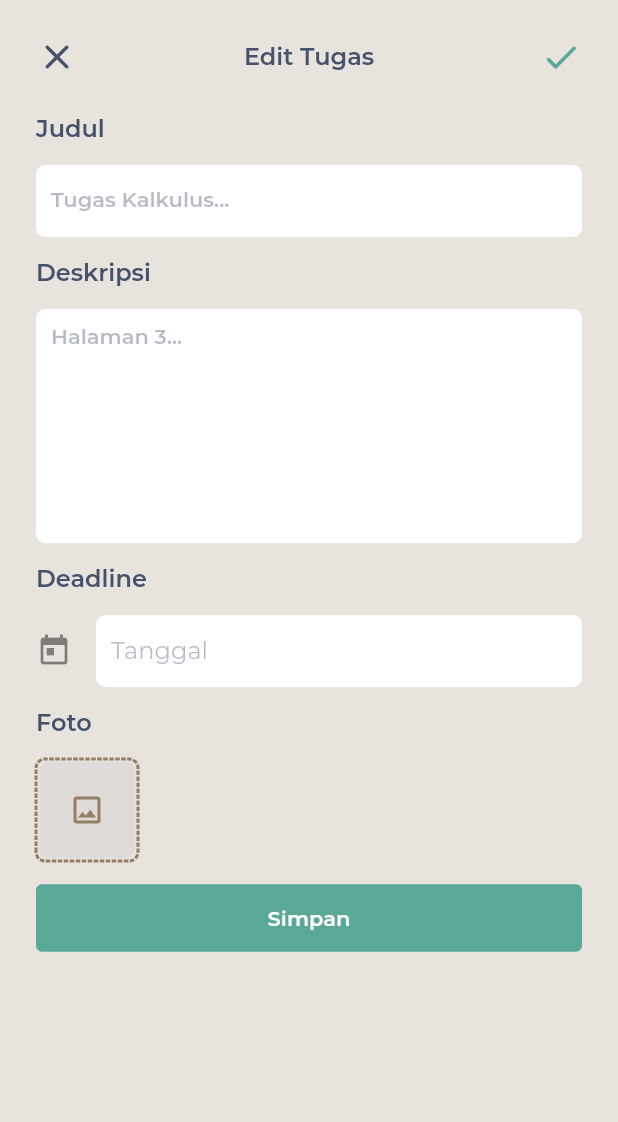
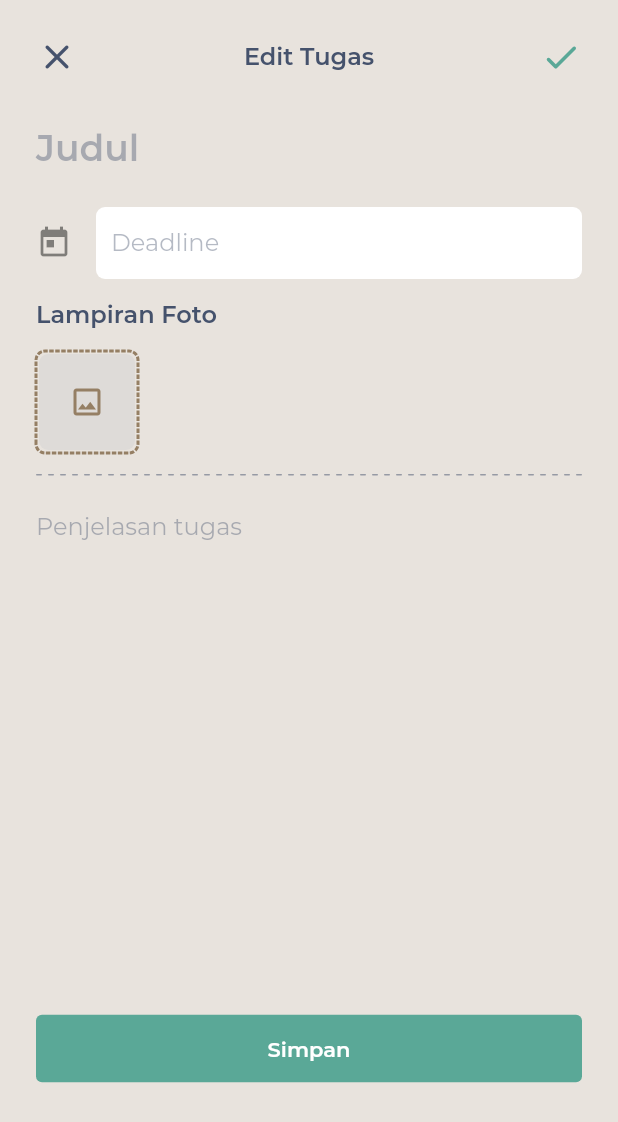
Before and after one commit to Innodev-K8/bukutugas, a Flutter app: the DetailAssignmentScreen screen opened by its route, after a tap on the "edit" icon, on a phone screen of 412 x 824 dp. Shown: the top 1122 px of the screen. Run offline on Flutter 3.47's test engine with Material 2 defaults, Android fonts, the phone set to English and light mode, and no system bars; drawn by our look-alikes of date_time_picker, dotted_border, dotted_line; our stand-ins replace cloud_firestore, emoji_picker_flutter, firebase_analytics, firebase_auth, firebase_core, firebase_crashlytics and 15 more; missing offline and left inert: flutter_animated_dialog; accounts and stored records are empty; network calls fail; statements that could not run were skipped.

Commit message:
Redesign create assignment

```diff
--- a/lib/screens/assignment/create_assignment_screen.dart
+++ b/lib/screens/assignment/create_assignment_screen.dart
@@ -5,6 +5,8 @@ import 'package:bukutugas/models/assignment.dart';
 import 'package:bukutugas/providers/assignment/subject_assignments_provider.dart';
 import 'package:bukutugas/repositories/custom_exception.dart';
 import 'package:bukutugas/screens/assignment/attachments_picker.dart';
+import 'package:bukutugas/styles.dart';
+import 'package:bukutugas/widgets/dottted_separator.dart';
 import 'package:date_time_picker/date_time_picker.dart';
 import 'package:flutter/material.dart';
 import 'package:flutter/services.dart';
@@ -141,19 +143,19 @@ class CreateAssignmentScreen extends HookWidget {
                                 child: Column(
                                   crossAxisAlignment: CrossAxisAlignment.start,
                                   children: [
-                                    Text(
-                                      'Judul',
-                                      style:
-                                          Theme.of(context).textTheme.headline2,
-                                    ),
-                                    SizedBox(height: 14.0),
                                     TextFormField(
-                                      style:
-                                          Theme.of(context).textTheme.headline4,
+                                      style: Theme.of(context)
+                                          .textTheme
+                                          .headline1!
+                                          .copyWith(
+                                            color: AppTheme.green,
+                                          ),
                                       textCapitalization:
                                           TextCapitalization.sentences,
                                       decoration: InputDecoration(
-                                        labelText: 'Tugas Kalkulus...',
+                                        labelText: 'Judul',
+                                        fillColor: Colors.transparent,
+                                        contentPadding: const EdgeInsets.only(),
                                       ),
                                       autofocus: !isEdit,
                                       textInputAction: TextInputAction.next,
@@ -166,61 +168,23 @@ class CreateAssignmentScreen extends HookWidget {
                                       onSaved: (newValue) =>
                                           title.value = newValue!,
                                     ),
-                                    SizedBox(height: 14.0),
-                                    Text(
-                                      'Deskripsi',
-                                      style:
-                                          Theme.of(context).textTheme.headline2,
-                                    ),
-                                    SizedBox(height: 14.0),
-                                    TextFormField(
-                                      style:
-                                          Theme.of(context).textTheme.headline4,
-                                      textCapitalization:
-                                          TextCapitalization.sentences,
-                                      decoration: InputDecoration(
-                                        labelText: 'Halaman 3...',
-                                        alignLabelWithHint: true,
-                                      ),
-                                      initialValue: description.value,
-                                      minLines: 8,
-                                      maxLines: 20,
-                                      onSaved: (newValue) =>
-                                          description.value = newValue!,
-                                    ),
-                                    SizedBox(height: 14.0),
-                                    Text(
-                                      'Deadline',
-                                      style:
-                                          Theme.of(context).textTheme.headline2,
-                                    ),
-                                    SizedBox(height: 14.0),
+                                    SizedBox(height: 14),
                                     DateTimePicker(
                                       type: DateTimePickerType.dateTime,
                                       initialValue: deadline.value,
                                       firstDate: DateTime.now(),
                                       lastDate: DateTime(2100),
-                                      dateLabelText: "Tanggal",
+                                      dateLabelText: "Deadline",
                                       timeLabelText: "Jam",
                                       initialTime:
                                           TimeOfDay(hour: 0, minute: 0),
-                                      validator: (val) {
-                                        if (val != null && val != '') {
-                                          if (DateTime.parse(val)
-                                              .isBefore(DateTime.now())) {
-                                            return 'Yah tanggal & jam ini udah lewat...';
-                                          }
-                                        }
-
-                                        return null;
-                                      },
                                       onSaved: (newValue) =>
                                           deadline.value = newValue!,
                                       icon: Icon(Icons.today),
                                     ),
                                     SizedBox(height: 14.0),
                                     Text(
-                                      'Foto',
+                                      'Lampiran Foto',
                                       style:
                                           Theme.of(context).textTheme.headline2,
                                     ),
@@ -238,6 +202,27 @@ class CreateAssignmentScreen extends HookWidget {
                                           attachmentUrl
                                         ];
                                       },
+                                    ),
+                                    SizedBox(height: 14),
+                                    DottedSeparator(),
+                                    SizedBox(height: 24),
+                                    TextFormField(
+                                      textCapitalization:
+                                          TextCapitalization.sentences,
+                                      decoration: InputDecoration(
+                                        labelText: 'Penjelasan tugas',
+                                        alignLabelWithHint: true,
+                                        fillColor: Colors.transparent,
+                                        contentPadding: const EdgeInsets.only(),
+                                      ),
+                                      initialValue: description.value,
+                                      minLines:
+                                          MediaQuery.of(context).size.height *
+                                              0.7 ~/
+                                              34,
+                                      maxLines: null,
+                                      onSaved: (newValue) =>
+                                          description.value = newValue!,
                                     ),
                                     SizedBox(height: 14.0),
                                     Container(
--- a/lib/screens/assignment/detail_assignment_screen.dart
+++ b/lib/screens/assignment/detail_assignment_screen.dart
@@ -3,16 +3,16 @@ import 'package:bukutugas/models/assignment.dart';
 import 'package:bukutugas/providers/assignment/subject_assignments_provider.dart';
 import 'package:bukutugas/screens/assignment/create_assignment_screen.dart';
 import 'package:bukutugas/styles.dart';
-import 'package:dotted_line/dotted_line.dart';
+import 'package:bukutugas/widgets/dottted_separator.dart';
+import 'package:bukutugas/widgets/widgets.dart';
 import 'package:flutter/material.dart';
 import 'package:flutter/services.dart';
 import 'package:flutter_animated_dialog/flutter_animated_dialog.dart';
 import 'package:flutter_hooks/flutter_hooks.dart';
-import 'package:bukutugas/widgets/widgets.dart';
 import 'package:flutter_linkify/flutter_linkify.dart';
 import 'package:hooks_riverpod/hooks_riverpod.dart';
+import 'package:intl/intl.dart';
 import 'package:timeago/timeago.dart' as timeago;
-import 'package:intl/intl.dart';
 import 'package:url_launcher/url_launcher.dart';
 
 class DetailAssignmentScreen extends HookWidget {
@@ -189,19 +189,7 @@ class DetailAssignmentScreen extends HookWidget {
                                     ),
                               ),
                               SizedBox(height: 14),
-                              DottedLine(
-                                direction: Axis.horizontal,
-                                lineLength: double.infinity,
-                                lineThickness: 1.0,
-                                dashLength: 4.0,
-                                dashColor: Theme.of(context)
-                                    .backgroundColor
-                                    .withOpacity(0.5),
-                                dashRadius: 1,
-                                dashGapLength: 4.0,
-                                dashGapColor: Colors.transparent,
-                                dashGapRadius: 0.0,
-                              ),
+                              DottedSeparator(),
                               SizedBox(height: 24),
                               SelectableLinkify(
                                 onOpen: (link) async {
--- /dev/null
+++ b/lib/widgets/dottted_separator.dart
@@ -0,0 +1,23 @@
+import 'package:dotted_line/dotted_line.dart';
+import 'package:flutter/material.dart';
+
+class DottedSeparator extends StatelessWidget {
+  const DottedSeparator({
+    Key? key,
+  }) : super(key: key);
+
+  @override
+  Widget build(BuildContext context) {
+    return DottedLine(
+      direction: Axis.horizontal,
+      lineLength: double.infinity,
+      lineThickness: 1.0,
+      dashLength: 4.0,
+      dashColor: Theme.of(context).backgroundColor.withOpacity(0.5),
+      dashRadius: 1,
+      dashGapLength: 4.0,
+      dashGapColor: Colors.transparent,
+      dashGapRadius: 0.0,
+    );
+  }
+}
```
